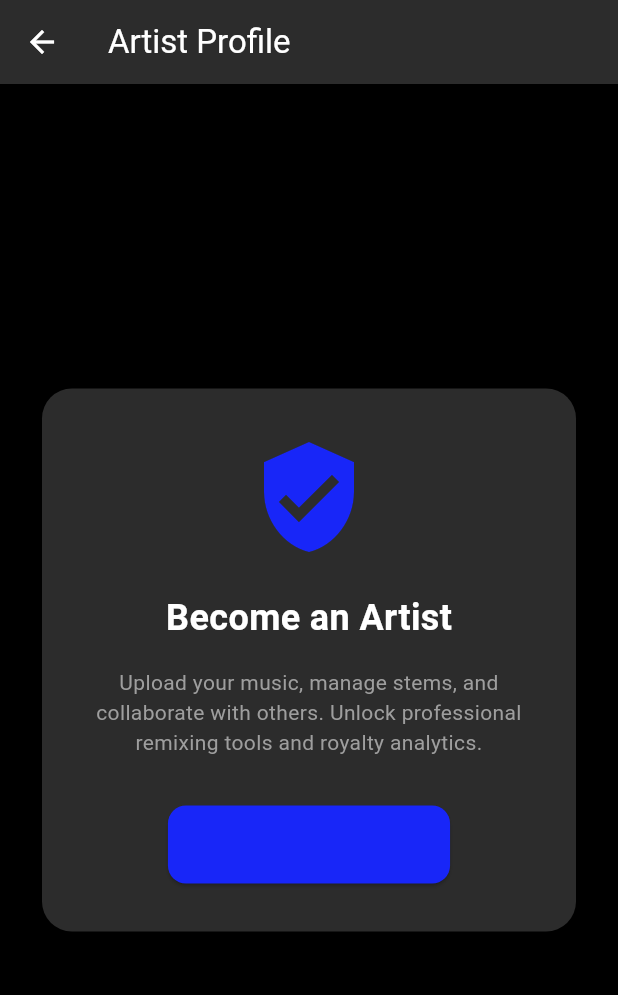
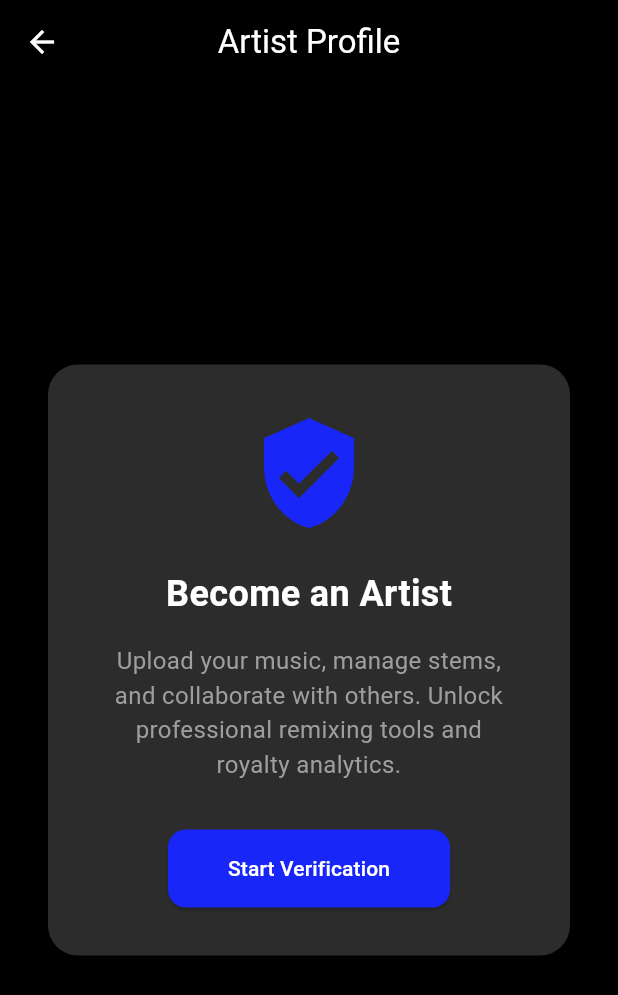
Before and after one commit to Auxistra/AUXISTRA-2.0, a Flutter app: the ArtistScreen screen opened directly, on a phone screen of 412 x 824 dp. Shown: the top 995 px of the screen. Run offline on Flutter 3.47's test engine with Material 3 defaults, Android fonts, the phone set to English and light mode, and no system bars.

Commit message:
Update app_theme.dart

```diff
--- a/lib/theme/app_theme.dart
+++ b/lib/theme/app_theme.dart
@@ -1,16 +1,85 @@
-
 import 'package:flutter/material.dart';
 
 class AppTheme {
+  // Prevent instantiation
+  AppTheme._();
+
+  //  Centralized Colors
+  static const Color _primaryColor = Color(0xFF1826F8);
+  static const Color _backgroundColor = Color(0xFF000000);
+  static const Color _surfaceColor = Color(0xFF2C2C2C);
+  static const Color _textColor = Colors.white;
+
+  //  Dark Theme
   static final ThemeData darkTheme = ThemeData(
+    useMaterial3: true,
     brightness: Brightness.dark,
-    primaryColor: const Color(0xFF1826F8),
-    scaffoldBackgroundColor: const Color(0xFF000000),
+
+    // Main Colors
+    primaryColor: _primaryColor,
+    scaffoldBackgroundColor: _backgroundColor,
+
+    // Color Scheme
     colorScheme: const ColorScheme.dark(
-      primary: Color(0xFF1826F8),
-      surface: Color(0xFF2C2C2C),
-      background: Color(0xFF000000),
+      primary: _primaryColor,
+      background: _backgroundColor,
+      surface: _surfaceColor,
+      onPrimary: _textColor,
+      onBackground: _textColor,
+      onSurface: _textColor,
     ),
-    // Define other theme properties here
+
+    // AppBar Theme
+    appBarTheme: const AppBarTheme(
+      backgroundColor: _backgroundColor,
+      foregroundColor: _textColor,
+      elevation: 0,
+      centerTitle: true,
+    ),
+
+    // Text Theme
+    textTheme: const TextTheme(
+      headlineLarge: TextStyle(
+        fontSize: 28,
+        fontWeight: FontWeight.bold,
+        color: _textColor,
+      ),
+      bodyMedium: TextStyle(
+        fontSize: 16,
+        color: _textColor,
+      ),
+    ),
+
+    // Button Theme
+    elevatedButtonTheme: ElevatedButtonThemeData(
+      style: ElevatedButton.styleFrom(
+        backgroundColor: _primaryColor,
+        foregroundColor: _textColor,
+        shape: RoundedRectangleBorder(
+          borderRadius: BorderRadius.circular(12),
+        ),
+        padding: const EdgeInsets.symmetric(
+          horizontal: 20,
+          vertical: 14,
+        ),
+      ),
+    ),
+
+    // Input Field Theme
+    inputDecorationTheme: InputDecorationTheme(
+      filled: true,
+      fillColor: _surfaceColor,
+      border: OutlineInputBorder(
+        borderRadius: BorderRadius.circular(12),
+        borderSide: BorderSide.none,
+      ),
+    ),
+
+    // Card Theme
+    cardTheme: const CardTheme(
+      color: _surfaceColor,
+      elevation: 3,
+      margin: EdgeInsets.all(8),
+    ),
   );
 }
```
